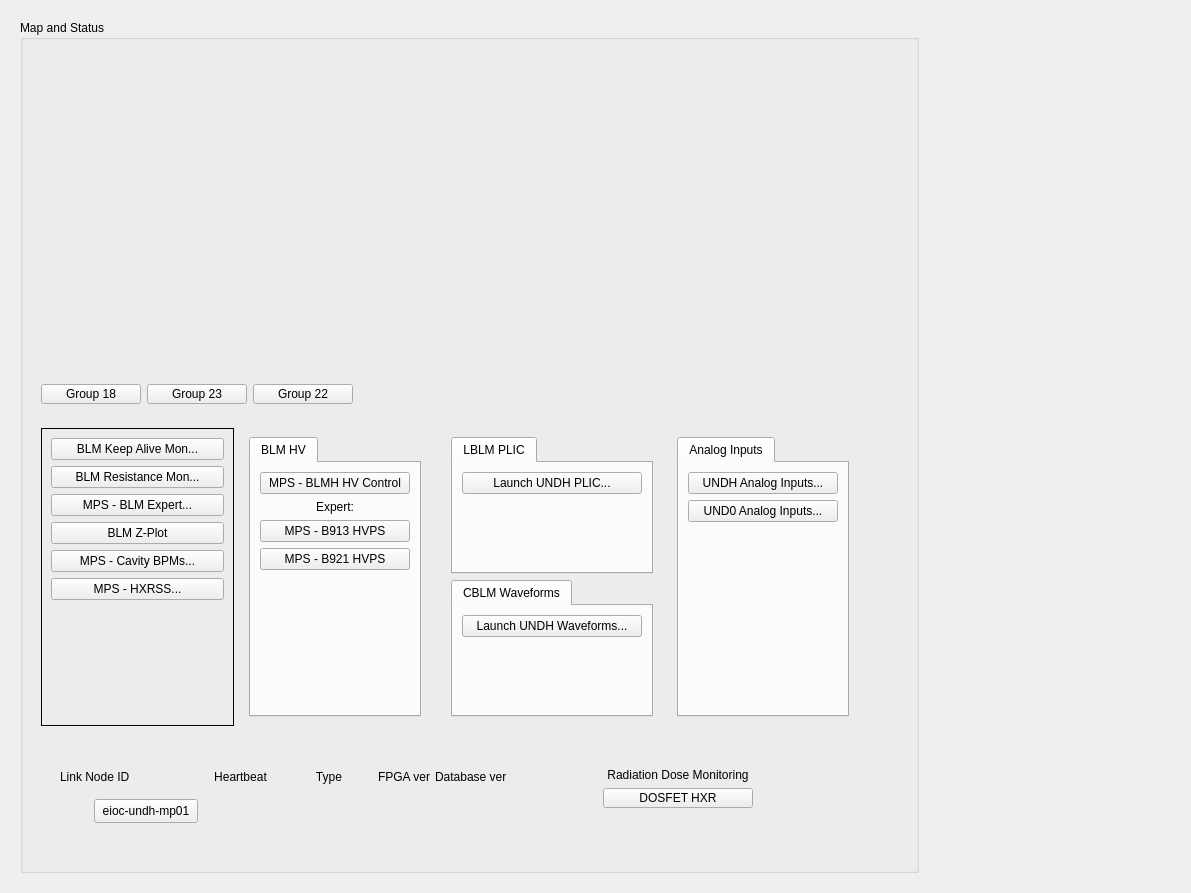
Before: the Qt Designer form undh_main.ui in ad-build-test/pydm-mps, drawn with Qt 5.
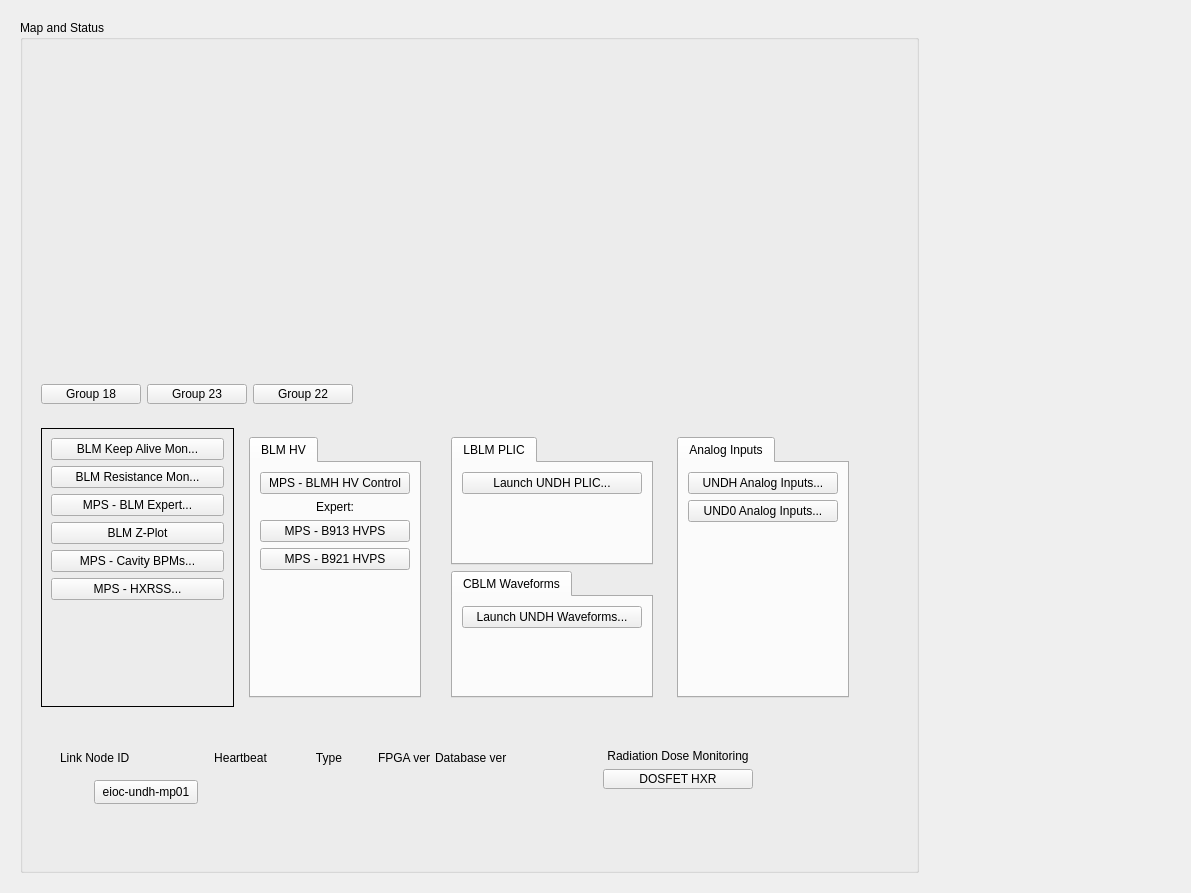
After: the same form once the commit is applied. Custom widgets are drawn as their Qt base class.

Commit message: Updating minumum size again.

Diff of the .ui file:
```diff
--- a/undh_main.ui
+++ b/undh_main.ui
@@ -90,6 +90,12 @@
         <layout class="QGridLayout" name="gridLayout_2">
          <item row="2" column="0">
           <widget class="QFrame" name="frame_8">
+           <property name="minimumSize">
+            <size>
+             <width>0</width>
+             <height>275</height>
+            </size>
+           </property>
            <property name="frameShape">
             <enum>QFrame::NoFrame</enum>
            </property>
```
